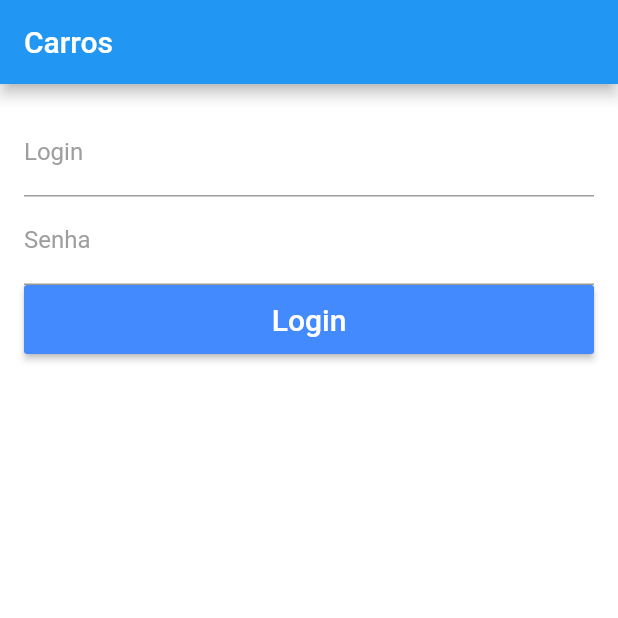
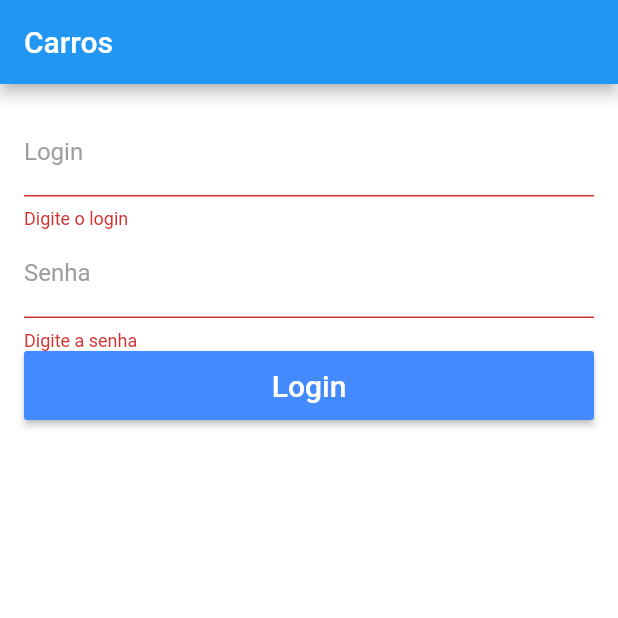
Before and after one commit to diegocantelli/Flutter-Carros, a Flutter app: the screen it shows after launch, after a tap on "Login", on a phone screen of 412 x 824 dp, the top half of it. Run offline on Flutter 3.47's test engine with Material 2 defaults, Android fonts, the phone set to English and light mode, and no system bars.

Commit message:
Refatoração dos wigets de texto e botão em arquivos separados

```diff
--- a/carros/lib/pages/login_page.dart
+++ b/carros/lib/pages/login_page.dart
@@ -1,10 +1,25 @@
+import 'package:carros/widgets/app_button.dart';
+import 'package:carros/widgets/app_text.dart';
 import 'package:flutter/material.dart';
 
-class LoginPage extends StatelessWidget {
+class LoginPage extends StatefulWidget {
+  @override
+  _LoginPageState createState() => _LoginPageState();
+}
 
+class _LoginPageState extends State<LoginPage> {
   final _tLogin = TextEditingController();
+
   final _tSenha = TextEditingController();
- // const LoginPage({Key key}) : super(key: key);
+
+  final _formKey = GlobalKey<FormState>();
+
+  final _focusSenha = FocusNode();
+
+  @override
+  void initState() {
+    super.initState();
+  }
 
   @override
   Widget build(BuildContext context) {
@@ -12,59 +27,74 @@ class LoginPage extends StatelessWidget {
         appBar: AppBar(
           title: Text("Carros"),
         ),
-      body: _body()
-    );
+        body: _body());
   }
 
-  Container _body(){
-    return Container(
+  _body() {
+    return Form(
+      key: _formKey,
+      child: Container(
         padding: EdgeInsets.all(16),
         child: ListView(
           children: <Widget>[
-          _text(controller: _tLogin, labelText: "Login", hintText: "Digite o login"),
-          _text(controller: _tSenha, labelText: "Senha", hintText: "Digite senha"),
-          _button(textButton: "Login", onpressed: _onClickLogin)
+            AppText(
+              controller: _tLogin,
+              validator: validateLogin,
+              labelText: "Login",
+              hintText: "Digite o login",
+            ),
+            AppText(
+              keyboardType: TextInputType.number,
+              textInputAction: TextInputAction.next,
+              obscurePassword: true,
+              focusNode: _focusSenha,
+              onFieldSubmitted: (String text) {
+                Focus.of(context).requestFocus(_focusSenha);
+              },
+              controller: _tSenha,
+              validator: validateSenha,
+              labelText: "Senha",
+              hintText: "Digite senha",
+            ),
+            AppButton(
+              "Login",
+              onpressed: _onClickLogin,
+            )
           ],
+        ),
       ),
     );
   }
 
-  _button({ @required String textButton, @required Function onpressed }){
-    return Container(
-      height: 46,
-      child: RaisedButton(
-        color: Colors.blueAccent,
-        child: Text(
-          textButton,
-          style: TextStyle(
-            color: Colors.white,
-            fontSize: 20
-            ),
-          ),
-        onPressed: onpressed,
-      ),
-    );
+  _onClickLogin() {
+    bool formOk = _formKey.currentState.validate();
+
+    if (!formOk) {
+      return;
     }
 
-  _text({ @required TextEditingController controller, String labelText, String hintText, bool obscurePassword = false }){
-    return TextFormField(
-      controller: controller,
-      obscureText: obscurePassword,
-      decoration: InputDecoration(
-        labelText: labelText,
-        labelStyle: TextStyle(
-          fontSize: 16,
-          color: Colors.grey
-        ),
-        hintText: hintText
-      ),
-    );
-  }
-
-  _onClickLogin(){
     String login = _tLogin.text;
     String senha = _tSenha.text;
 
     print("Login: $login, Senha: $senha");
   }
+
+  String validateLogin(String text) {
+    if (text.isEmpty) {
+      return "Digite o login";
     }
+    return null;
+  }
+
+  String validateSenha(String text) {
+    if (text.isEmpty) {
+      return "Digite a senha";
+    }
+
+    if (text.length < 3) {
+      return "A senha precisa ter no mínimo três números.";
+    }
+
+    return null;
+  }
+}
--- /dev/null
+++ b/carros/lib/widgets/app_button.dart
@@ -0,0 +1,24 @@
+import 'package:flutter/material.dart';
+
+class AppButton extends StatelessWidget {
+  String textButton;
+
+  Function onpressed;
+
+  AppButton(this.textButton, {this.onpressed});
+
+  @override
+  Widget build(BuildContext context) {
+    return Container(
+      height: 46,
+      child: RaisedButton(
+        color: Colors.blueAccent,
+        child: Text(
+          textButton,
+          style: TextStyle(color: Colors.white, fontSize: 20),
+        ),
+        onPressed: onpressed,
+      ),
+    );
+  }
+}
--- /dev/null
+++ b/carros/lib/widgets/app_text.dart
@@ -0,0 +1,45 @@
+import 'dart:core';
+
+import 'package:flutter/material.dart';
+
+class AppText extends StatelessWidget {
+  String labelText;
+  String hintText;
+  bool obscurePassword;
+  TextEditingController controller;
+  FormFieldValidator<String> validator;
+  TextInputType keyboardType;
+  TextInputAction textInputAction;
+  ValueChanged<String> onFieldSubmitted;
+  FocusNode focusNode;
+
+  AppText({
+    this.labelText,
+    this.hintText,
+    this.controller,
+    this.validator,
+    this.keyboardType,
+    this.textInputAction,
+    this.onFieldSubmitted,
+    this.focusNode,
+    this.obscurePassword = false,
+  });
+
+  @override
+  Widget build(BuildContext context) {
+    return Container(
+        child: TextFormField(
+      controller: controller,
+      validator: validator,
+      keyboardType: keyboardType,
+      textInputAction: textInputAction,
+      focusNode: focusNode,
+      obscureText: obscurePassword,
+      onFieldSubmitted: onFieldSubmitted,
+      decoration: InputDecoration(
+          labelText: labelText,
+          labelStyle: TextStyle(fontSize: 16, color: Colors.grey),
+          hintText: hintText),
+    ));
+  }
+}
```
Lines whose indentation alone changed are shown as unchanged.
